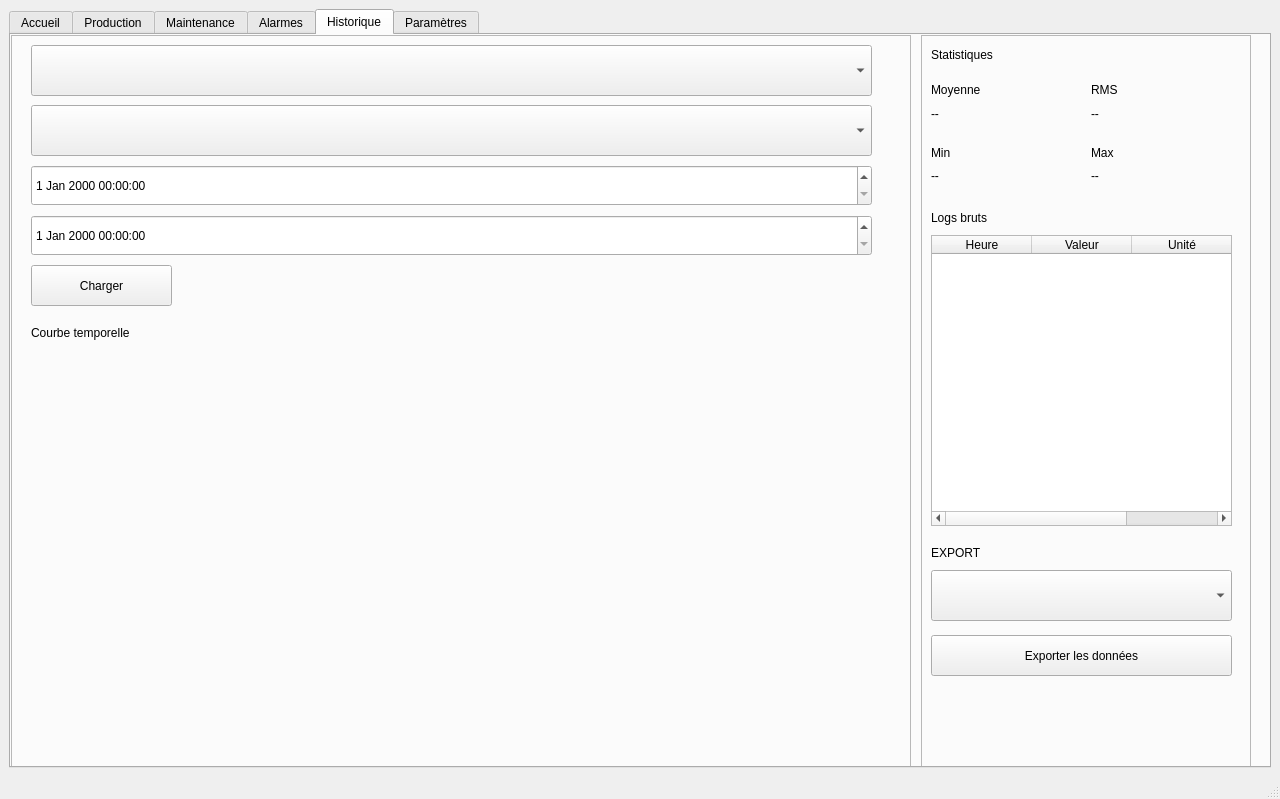
The window that ihm_wifi.ui (pierrelugand66/Microphone) describes before a commit, drawn with Qt 5.
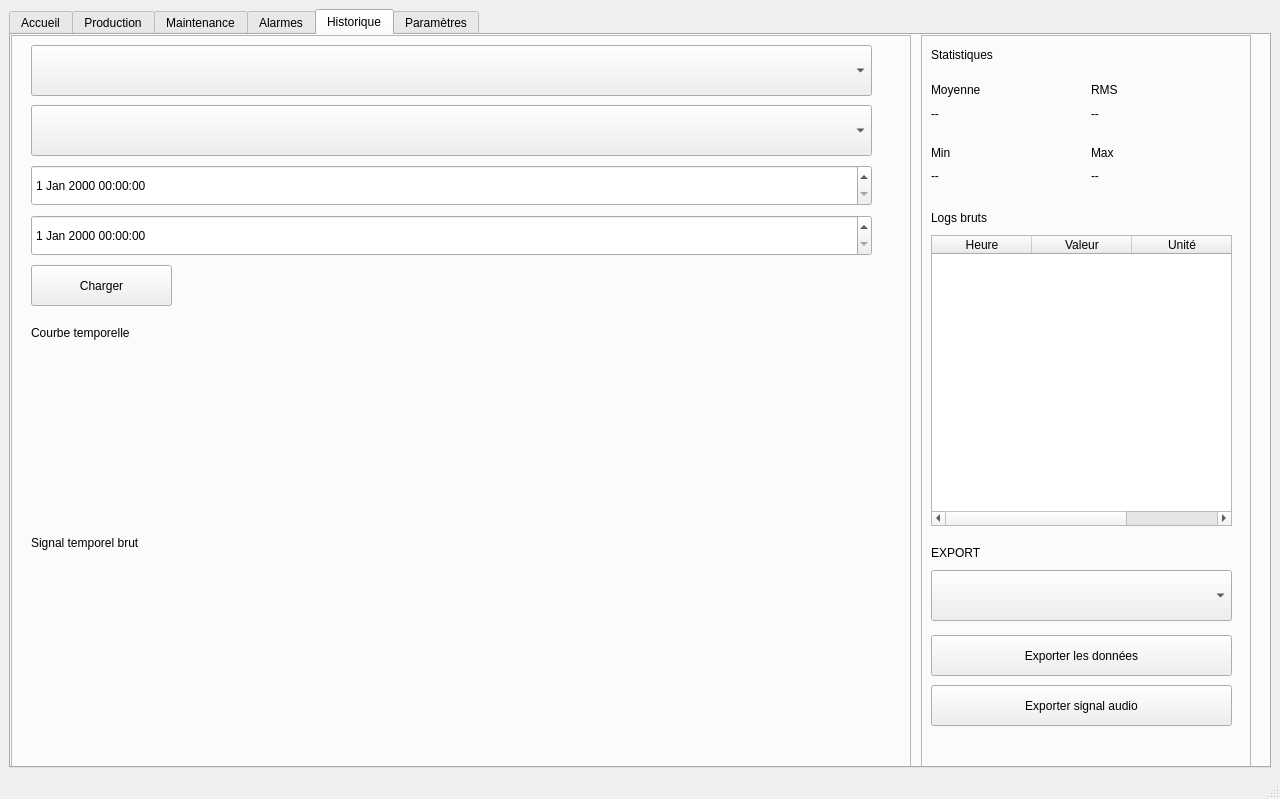
The same window after the commit. The open tabs and pages were chosen to show the change.

Commit message: Export des données audio

The edit to the form file:
```diff
--- a/ihm_wifi.ui
+++ b/ihm_wifi.ui
@@ -1450,7 +1450,30 @@
                                             <x>10</x>
                                             <y>310</y>
                                             <width>871</width>
-                                            <height>400</height>
+                                            <height>180</height>
+                                        </rect>
+                                    </property>
+                                </widget>
+                                <widget class="QLabel" name="label_histo_samples_title">
+                                    <property name="geometry">
+                                        <rect>
+                                            <x>20</x>
+                                            <y>500</y>
+                                            <width>200</width>
+                                            <height>16</height>
+                                        </rect>
+                                    </property>
+                                    <property name="text">
+                                        <string>Signal temporel brut</string>
+                                    </property>
+                                </widget>
+                                <widget class="QWidget" name="widget_samples" native="true">
+                                    <property name="geometry">
+                                        <rect>
+                                            <x>10</x>
+                                            <y>520</y>
+                                            <width>871</width>
+                                            <height>180</height>
                                         </rect>
                                     </property>
                                 </widget>
@@ -1663,6 +1686,19 @@
                                         <string>Exporter les données</string>
                                     </property>
                                 </widget>
+                                <widget class="QPushButton" name="btn_export_audio">
+                                    <property name="geometry">
+                                        <rect>
+                                            <x>10</x>
+                                            <y>650</y>
+                                            <width>301</width>
+                                            <height>41</height>
+                                        </rect>
+                                    </property>
+                                    <property name="text">
+                                        <string>Exporter signal audio</string>
+                                    </property>
+                                </widget>
                             </widget>
                         </widget>
 
```
The commit also changes 10 other files.
